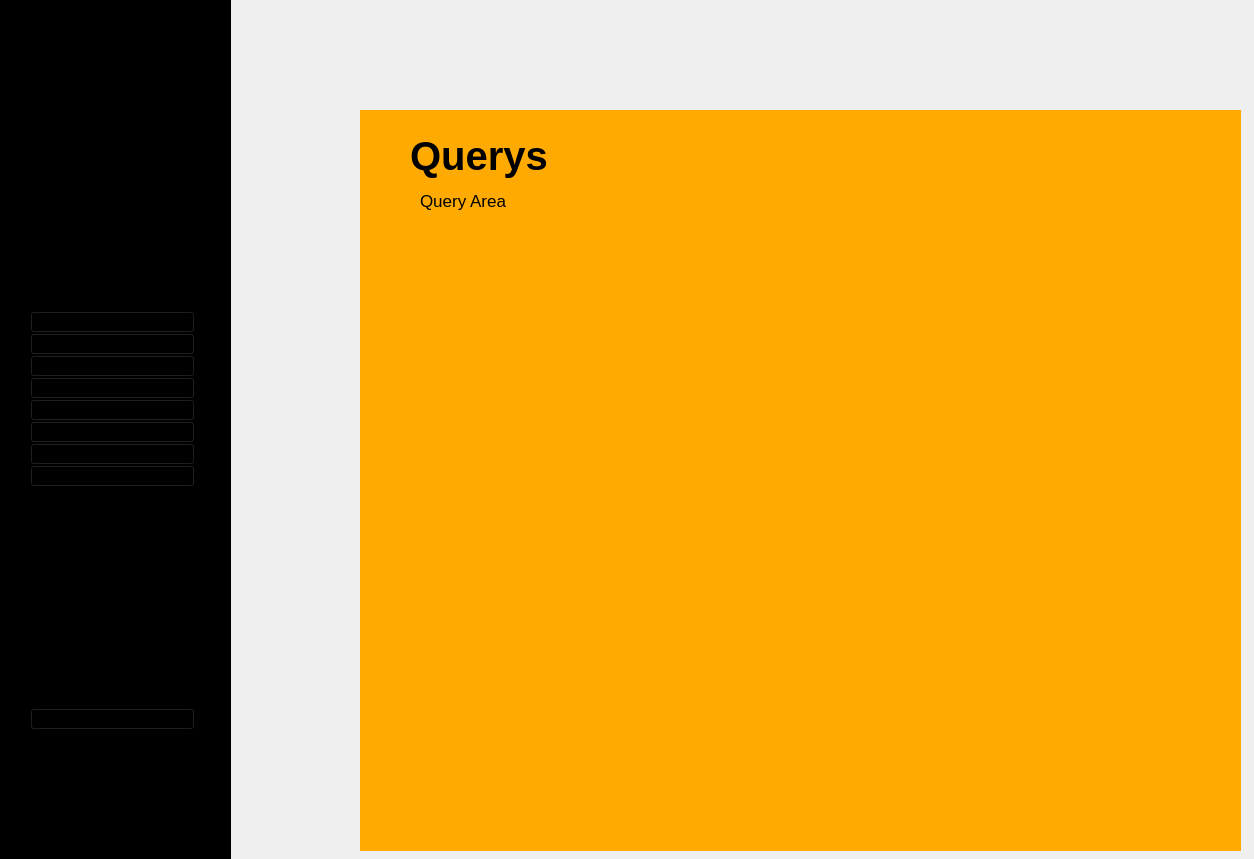
Before: the Qt Designer form ui/pages/Home.ui in agadrian/DIN-PyQt6-Persistencia, drawn with Qt 5.
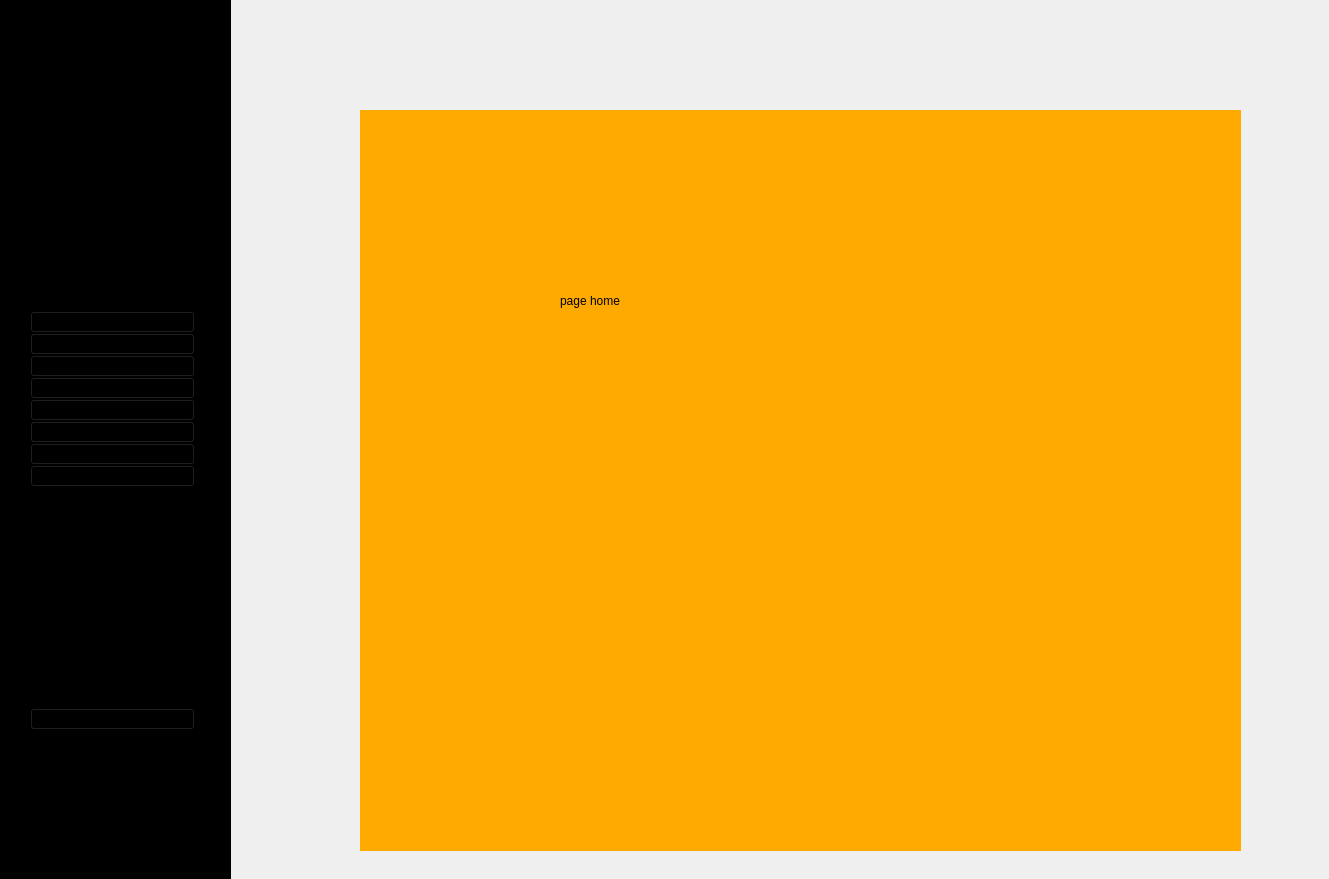
After: the same form once the commit is applied. Icons and pictures are not drawn.

```diff
--- a/ui/pages/Home.ui
+++ b/ui/pages/Home.ui
@@ -6,8 +6,8 @@
    <rect>
     <x>0</x>
     <y>0</y>
-    <width>1254</width>
-    <height>859</height>
+    <width>1329</width>
+    <height>879</height>
    </rect>
   </property>
   <property name="windowTitle">
@@ -35,9 +35,6 @@
        <y>90</y>
        <width>175</width>
        <height>863</height>
-       <y>110</y>
-       <width>177</width>
-       <height>1432</height>
       </rect>
      </property>
      <layout class="QVBoxLayout" name="verticalLayout_2">
@@ -275,7 +272,7 @@
       </rect>
      </property>
      <property name="currentIndex">
-      <number>0</number>
+      <number>1</number>
      </property>
      <widget class="QWidget" name="page_consultas">
       <widget class="QLabel" name="users_tittle_2">
@@ -318,6 +315,21 @@
        </property>
       </widget>
      </widget>
+     <widget class="QWidget" name="page_home">
+      <widget class="QLabel" name="label_2">
+       <property name="geometry">
+        <rect>
+         <x>170</x>
+         <y>140</y>
+         <width>131</width>
+         <height>61</height>
+        </rect>
+       </property>
+       <property name="text">
+        <string>page home</string>
+       </property>
+      </widget>
+     </widget>
      <widget class="QWidget" name="page_usuarios">
       <widget class="QTableWidget" name="tabla_users">
        <property name="geometry">
```
